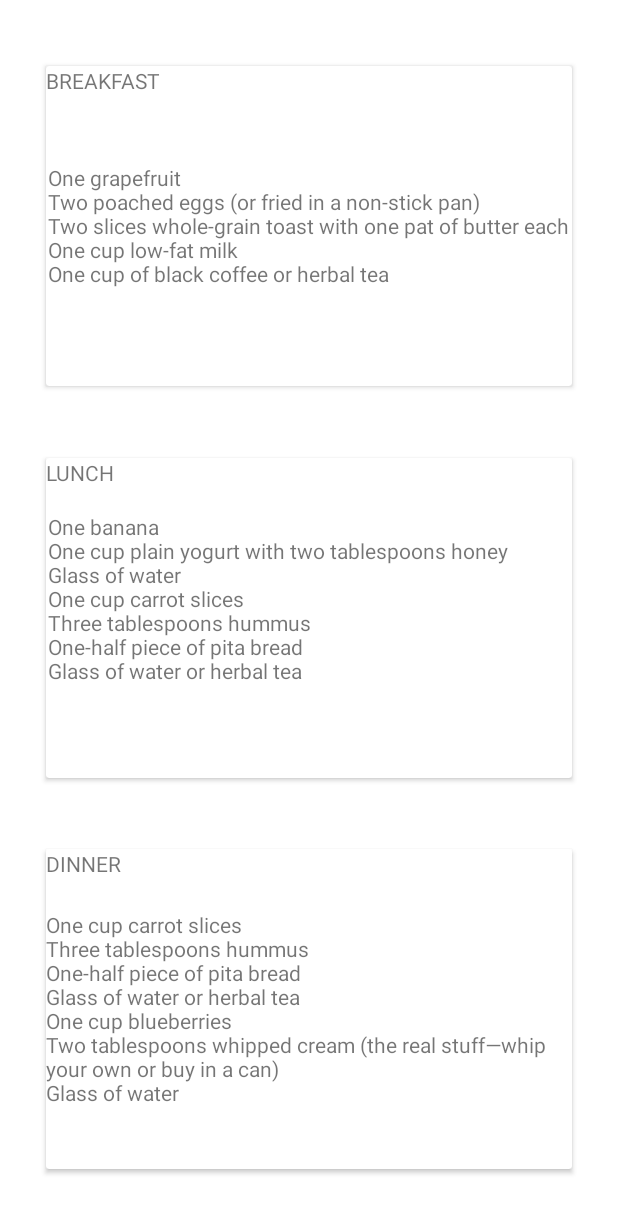
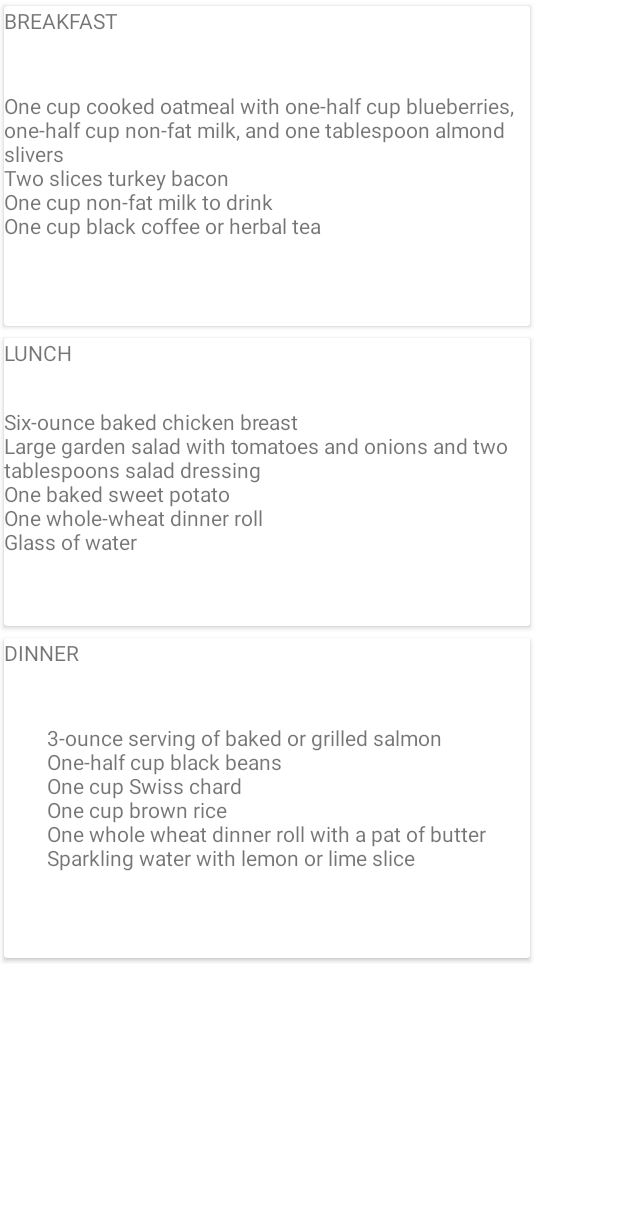
Before and after one commit to jeanrebandaban/FitnessApp, an Android app: the FoodNutrition screen opened directly, with no data from a screen before it, after a tap on "Day Seven", on a phone screen of 412 x 824 dp. Shown: the top 1213 px of the screen. Run offline under Robolectric (Android 15) with nearby library versions, the phone set to English and light mode, and no system bars.

Commit message:
java added

```diff
--- a/app/src/main/java/com/group7/fitnessapp/ActivityFNViewDay.java
+++ b/app/src/main/java/com/group7/fitnessapp/ActivityFNViewDay.java
@@ -4,11 +4,54 @@ import android.app.Activity;
 import android.content.Intent;
 import android.os.Bundle;
 import android.view.View;
+import android.widget.TextView;
 
 public class ActivityFNViewDay extends Activity {
     @Override
     protected void onCreate(Bundle savedInstanceState) {
         super.onCreate(savedInstanceState);
         setContentView(R.layout.fnviewday);
+
+        Bundle extra = getIntent().getExtras();
+        String day = extra.getString("day");
+
+        TextView breakfast_content = (TextView) findViewById(R.id.breakfast_content);
+        TextView lunch_content = (TextView) findViewById(R.id.lunch_content);
+        TextView dinner_content = (TextView) findViewById(R.id.dinner_content);
+        if (day.equals("1")) {
+            breakfast_content.setText(getString(R.string.d1_bf_content));
+            lunch_content.setText(getString(R.string.d1_lunch_content));
+            dinner_content.setText(getString(R.string.d1_dinner_content));
+        }
+        if (day.equals("2")) {
+            breakfast_content.setText(getString(R.string.d2_bf_content));
+            lunch_content.setText(getString(R.string.d2_lunch_content));
+            dinner_content.setText(getString(R.string.d2_dinner_content));
+        }
+        if (day.equals("3")) {
+            breakfast_content.setText(getString(R.string.d3_bf_content));
+            lunch_content.setText(getString(R.string.d3_lunch_content));
+            dinner_content.setText(getString(R.string.d3_dinner_content));
+        }
+        if (day.equals("4")) {
+            breakfast_content.setText(getString(R.string.d4_bf_content));
+            lunch_content.setText(getString(R.string.d4_lunch_content));
+            dinner_content.setText(getString(R.string.d4_dinner_content));
+        }
+        if (day.equals("5")) {
+            breakfast_content.setText(getString(R.string.d5_bf_content));
+            lunch_content.setText(getString(R.string.d5_lunch_content));
+            dinner_content.setText(getString(R.string.d5_bf_content));
+        }
+        if (day.equals("6")) {
+            breakfast_content.setText(getString(R.string.d6_bf_content));
+            lunch_content.setText(getString(R.string.d6_lunch_content));
+            dinner_content.setText(getString(R.string.d6_dinner_content));
+        }
+        if (day.equals("7")) {
+            breakfast_content.setText(getString(R.string.d7_bf_content));
+            lunch_content.setText(getString(R.string.d7_lunch_content));
+            dinner_content.setText(getString(R.string.d7_dinner_content));
+        }
     }
 }
--- a/app/src/main/java/com/group7/fitnessapp/FoodNutrition.java
+++ b/app/src/main/java/com/group7/fitnessapp/FoodNutrition.java
@@ -14,6 +14,7 @@ public class FoodNutrition extends Activity {
 
     public void viewDay (View v){
         Intent i = new Intent(this.getApplicationContext(), ActivityFNViewDay.class);
+        i.putExtra("day", v.getTag().toString());
         startActivity(i);
     }
 }
--- a/app/src/main/res/layout/fnviewday.xml
+++ b/app/src/main/res/layout/fnviewday.xml
@@ -1,14 +1,46 @@
 <?xml version="1.0" encoding="utf-8"?>
-<androidx.constraintlayout.widget.ConstraintLayout xmlns:android="http://schemas.android.com/apk/res/android"
+<ScrollView xmlns:android="http://schemas.android.com/apk/res/android"
+    android:layout_width="match_parent"
+    android:layout_height="match_parent">
+<LinearLayout
     xmlns:app="http://schemas.android.com/apk/res-auto"
     android:layout_width="match_parent"
-    android:layout_height="match_parent"
+    android:layout_height="wrap_content"
     android:orientation="vertical">
+    <androidx.cardview.widget.CardView
+        android:id="@+id/day1_breakfast"
+        android:layout_width="356dp"
+        android:layout_height="221dp"
+        app:cardCornerRadius="2dp"
+        app:cardMaxElevation="2dp"
+        app:cardPreventCornerOverlap="true"
+        app:cardUseCompatPadding="true"
+        app:layout_constraintBottom_toBottomOf="parent"
+        app:layout_constraintEnd_toEndOf="parent"
+        app:layout_constraintHorizontal_bias="0.5"
+        app:layout_constraintStart_toStartOf="parent"
+        app:layout_constraintTop_toTopOf="parent"
+        app:layout_constraintVertical_bias="0.066" >
+
+        <TextView
+            android:id="@+id/breakfast_label"
+            android:layout_width="wrap_content"
+            android:layout_height="wrap_content"
+            android:layout_gravity="start"
+            android:text="@string/d1_breakfast" />
+
+        <TextView
+            android:id="@+id/breakfast_content"
+            android:layout_width="wrap_content"
+            android:layout_height="wrap_content"
+            android:layout_gravity="center"
+            android:text="" />
+    </androidx.cardview.widget.CardView>
 
     <androidx.cardview.widget.CardView
         android:id="@+id/day1_lunch"
         android:layout_width="356dp"
-        android:layout_height="221dp"
+        android:layout_height="200dp"
         app:cardCornerRadius="2dp"
         app:cardMaxElevation="2dp"
         app:cardPreventCornerOverlap="true"
@@ -21,14 +53,14 @@
         app:layout_constraintVertical_bias="0.5">
 
         <TextView
-            android:id="@+id/textView5"
-            android:layout_width="348dp"
-            android:layout_height="141dp"
+            android:id="@+id/lunch_content"
+            android:layout_width="wrap_content"
+            android:layout_height="wrap_content"
             android:layout_gravity="center"
-            android:text="@string/d1_lunch_content" />
+            android:text="" />
 
         <TextView
-            android:id="@+id/textView4"
+            android:id="@+id/lunch_label"
             android:layout_width="wrap_content"
             android:layout_height="wrap_content"
             android:layout_gravity="start"
@@ -52,47 +84,19 @@
         app:layout_constraintVertical_bias="0.933" >
 
         <TextView
-            android:id="@+id/textView7"
+            android:id="@+id/dinner_content"
             android:layout_width="wrap_content"
             android:layout_height="wrap_content"
             android:layout_gravity="center"
-            android:text="@string/d1_dinner_content" />
+            android:text="" />
 
         <TextView
-            android:id="@+id/textView6"
+            android:id="@+id/dinner_label"
             android:layout_width="wrap_content"
             android:layout_height="wrap_content"
             android:layout_gravity="start"
             android:text="@string/d1_dinner" />
     </androidx.cardview.widget.CardView>
 
-    <androidx.cardview.widget.CardView
-        android:id="@+id/day1_breakfast"
-        android:layout_width="356dp"
-        android:layout_height="221dp"
-        app:cardCornerRadius="2dp"
-        app:cardMaxElevation="2dp"
-        app:cardPreventCornerOverlap="true"
-        app:cardUseCompatPadding="true"
-        app:layout_constraintBottom_toBottomOf="parent"
-        app:layout_constraintEnd_toEndOf="parent"
-        app:layout_constraintHorizontal_bias="0.5"
-        app:layout_constraintStart_toStartOf="parent"
-        app:layout_constraintTop_toTopOf="parent"
-        app:layout_constraintVertical_bias="0.066" >
-
-        <TextView
-            android:id="@+id/textView2"
-            android:layout_width="wrap_content"
-            android:layout_height="wrap_content"
-            android:layout_gravity="start"
-            android:text="@string/d1_breakfast" />
-
-        <TextView
-            android:id="@+id/textView3"
-            android:layout_width="wrap_content"
-            android:layout_height="wrap_content"
-            android:layout_gravity="center"
-            android:text="@string/d1_bf_content" />
-    </androidx.cardview.widget.CardView>
-</androidx.constraintlayout.widget.ConstraintLayout>
+</LinearLayout>
+</ScrollView>
--- a/app/src/main/res/values/strings.xml
+++ b/app/src/main/res/values/strings.xml
@@ -23,7 +23,7 @@
     <string name="d2_lunch">LUNCH</string>
     <string name="d2_lunch_content">A turkey sandwich (six ounces of turkey breast meat, large tomato slice, green lettuce and mustard on two slices of whole wheat bread\nOne cup low-sodium vegetable soup\nGlass of water</string>
     <string name="d2_dinner">DINNER</string>
-    <string name="d2_dinner_content">Five-ounce sirloin steak\nOne cup mashed potatoes\nOne cup cooked spinach\nOne cup green beans\nOne glass beer (regular, lite or non-alcohol)\nSparkling water with lemon or lime slice</string>
+    <string name="d2_dinner_content">Five ounce sirloin steak\nOne cup mashed potatoes\nOne cup cooked spinach\nOne cup green beans\nOne glass beer (regular, lite or non-alcohol)\nSparkling water with lemon or lime slice</string>
 
     <string name="d3_breakfast">BREAKFAST</string>
     <string name="d3_bf_content">One medium bran muffin\nOne serving turkey breakfast sausage\nOne orange\nOne cup non-fat milk\nOne cup black coffee or herbal tea</string>
```
Also changed, not shown: app/src/main/res/layout/foodnutrition.xml (+14 -7 lines).
